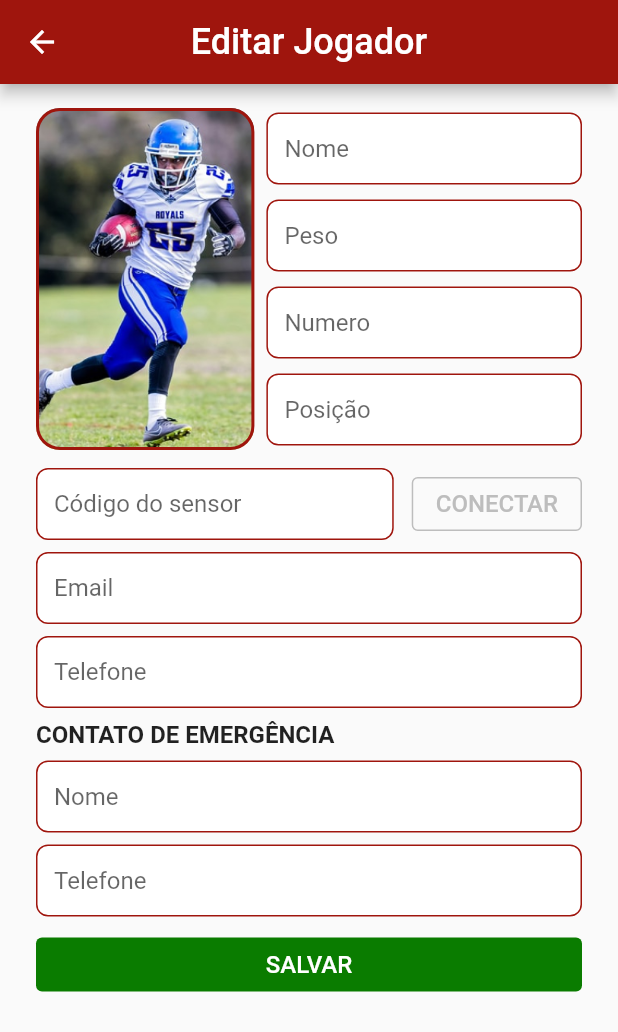
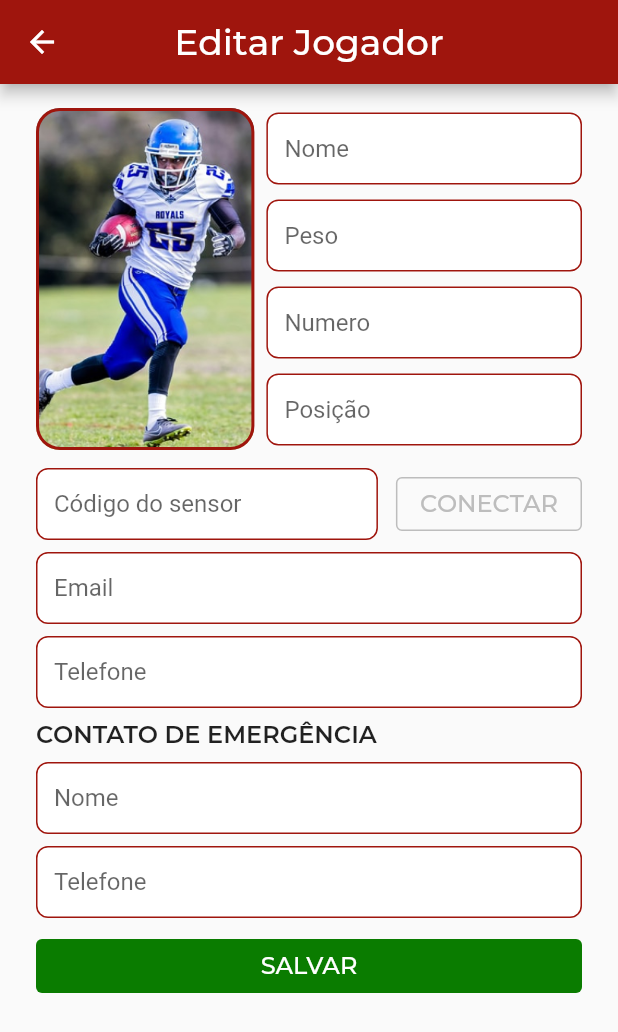
Before and after one commit to MateusFerroAntunesdeOliveira/sixth_sense, a Flutter app: the PlayerPage screen opened by its route, after a tap on the "edit" icon, on a phone screen of 412 x 824 dp. Shown: the top 1032 px of the screen. Run offline on Flutter 3.47's test engine with Material 2 defaults, Android fonts, the phone set to English and light mode, and no system bars; project files that could hold a hidden picture were left out.

Commit message:
Adição da fonte Montserrat nos textos do app

```diff
--- a/lib/src/pages/player/edit_page.dart
+++ b/lib/src/pages/player/edit_page.dart
@@ -17,7 +17,8 @@ class EditPlayer extends StatelessWidget {
 
   @override
   Widget build(BuildContext context) {
-    return Scaffold(
+    return SafeArea(
+      child: Scaffold(
         appBar: AppBar(
           leading: IconButton(
             icon: const Icon(Icons.arrow_back),
@@ -31,7 +32,11 @@ class EditPlayer extends StatelessWidget {
           centerTitle: true,
           title: const Text(
             "Editar Jogador",
-          style: TextStyle(fontSize: 24, fontWeight: FontWeight.w500),
+            style: TextStyle(
+              fontSize: 24,
+              fontWeight: FontWeight.w500,
+              fontFamily: 'Montserrat',
+            ),
           ),
         ),
         body: SingleChildScrollView(
@@ -111,7 +116,11 @@ class EditPlayer extends StatelessWidget {
                       ),
                       child: Text(
                         "CONECTAR",
-                      style: TextStyle(color: Color(0xFFBDBDBD), fontSize: 16),
+                        style: TextStyle(
+                          color: Color(0xFFBDBDBD),
+                          fontSize: 16,
+                          fontFamily: 'Montserrat',
+                        ),
                       ),
                       onPressed: () {
                         //TODO OnPressed do botão Conectar
@@ -129,7 +138,11 @@ class EditPlayer extends StatelessWidget {
                   children: const [
                     Text(
                       "CONTATO DE EMERGÊNCIA",
-                    style: TextStyle(fontSize: 16, fontWeight: FontWeight.w600),
+                      style: TextStyle(
+                        fontSize: 16,
+                        fontWeight: FontWeight.w600,
+                        fontFamily: 'Montserrat',
+                      ),
                     ),
                   ],
                 ),
@@ -152,7 +165,11 @@ class EditPlayer extends StatelessWidget {
                         ),
                         child: Text(
                           "SALVAR",
-                        style: TextStyle(color: Colors.white, fontSize: 16),
+                          style: TextStyle(
+                            color: Colors.white,
+                            fontSize: 16,
+                            fontFamily: 'Montserrat',
+                          ),
                         ),
                         onPressed: () {
                           //TODO OnPressed do botão Salvar
@@ -165,6 +182,7 @@ class EditPlayer extends StatelessWidget {
             ),
           ),
         ),
+      ),
     );
   }
 }
--- a/lib/src/pages/player/player_page.dart
+++ b/lib/src/pages/player/player_page.dart
@@ -11,15 +11,30 @@ class PlayerPage extends StatelessWidget {
     return Row(
       mainAxisAlignment: MainAxisAlignment.spaceBetween,
       children: [
-        Text(title, style: TextStyle(fontSize: 14, fontWeight: FontWeight.w500)),
-        Text(description, style: TextStyle(fontSize: 14, color: Color(0xFF828282))),
+        Text(
+          title,
+          style: TextStyle(
+            fontSize: 14,
+            fontWeight: FontWeight.w500,
+            fontFamily: 'Montserrat',
+          ),
+        ),
+        Text(
+          description,
+          style: TextStyle(
+            fontSize: 14,
+            color: Color(0xFF828282),
+            fontFamily: 'Montserrat',
+          ),
+        ),
       ],
     );
   }
 
   @override
   Widget build(BuildContext context) {
-    return Scaffold(
+    return SafeArea(
+      child: Scaffold(
         appBar: AppBar(
           leading: IconButton(
             icon: const Icon(Icons.arrow_back),
@@ -33,7 +48,11 @@ class PlayerPage extends StatelessWidget {
           centerTitle: true,
           title: const Text(
             "Jorginho",
-          style: TextStyle(fontSize: 24, fontWeight: FontWeight.w500),
+            style: TextStyle(
+              fontSize: 24,
+              fontWeight: FontWeight.w500,
+              fontFamily: 'Montserrat',
+            ),
           ),
           actions: [
             IconButton(
@@ -64,7 +83,11 @@ class PlayerPage extends StatelessWidget {
                   child: const Center(
                     child: Text(
                       "GRÁFICO",
-                    style: TextStyle(fontSize: 32, color: Colors.black),
+                      style: TextStyle(
+                        fontSize: 32,
+                        color: Colors.black,
+                        fontFamily: 'Montserrat',
+                      ),
                     ),
                   ),
                 ),
@@ -82,6 +105,7 @@ class PlayerPage extends StatelessWidget {
                       style: TextStyle(
                         fontSize: 16,
                         fontWeight: FontWeight.bold,
+                        fontFamily: 'Montserrat',
                       ),
                     ),
                     SizedBox(width: 16),
@@ -97,7 +121,11 @@ class PlayerPage extends StatelessWidget {
                         ),
                         child: Text(
                           "CONECTAR",
-                        style: TextStyle(color: Color(0xFFBDBDBD), fontSize: 16),
+                          style: TextStyle(
+                            color: Color(0xFFBDBDBD),
+                            fontSize: 16,
+                            fontFamily: 'Montserrat',
+                          ),
                         ),
                         onPressed: () {
                           //TODO OnPressed do botão Conectar
@@ -148,6 +176,7 @@ class PlayerPage extends StatelessWidget {
                           fontSize: 10,
                           fontWeight: FontWeight.w600,
                           color: Color(0xFF4F4F4F),
+                          fontFamily: 'Montserrat',
                         ),
                       ),
                       const SizedBox(height: 16),
@@ -168,6 +197,7 @@ class PlayerPage extends StatelessWidget {
             ),
           ),
         ),
+      ),
     );
   }
 }
```
Also changed, not shown: lib/src/pages/home/home_page.dart (+45 -11 lines), lib/src/pages/login/login_page.dart (+42 -10 lines). Lines whose indentation alone changed are shown as unchanged.
